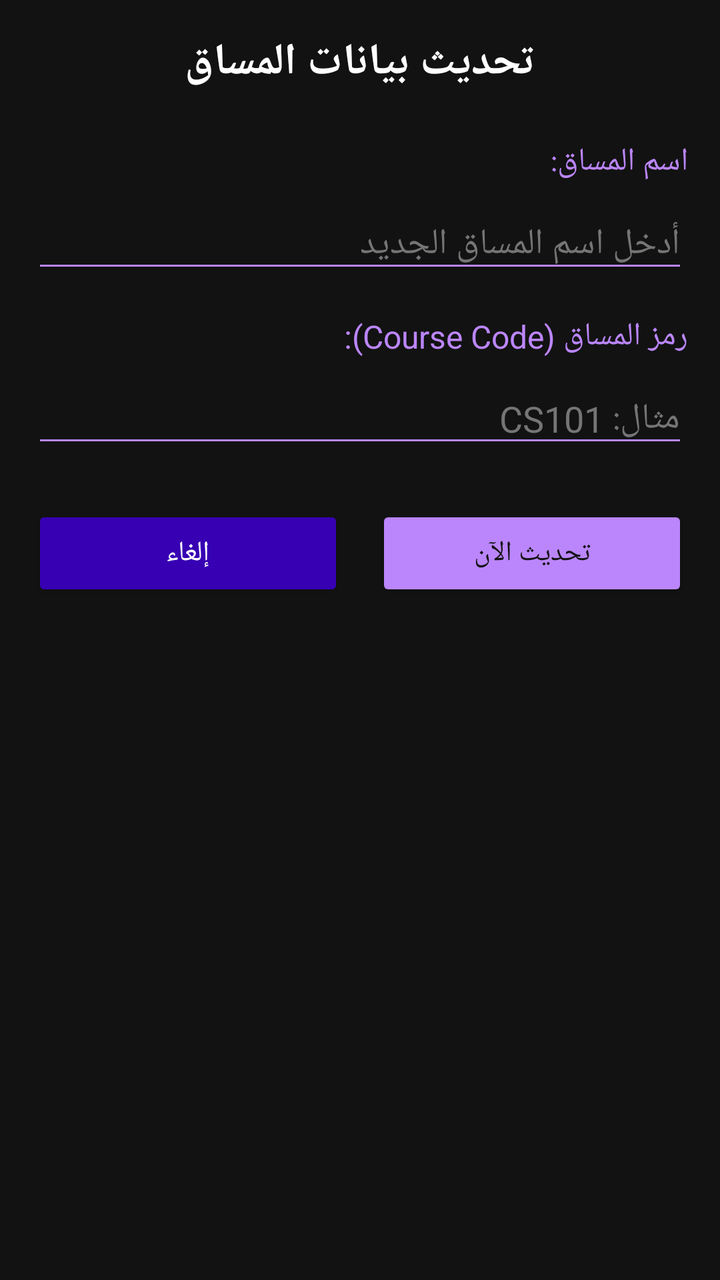
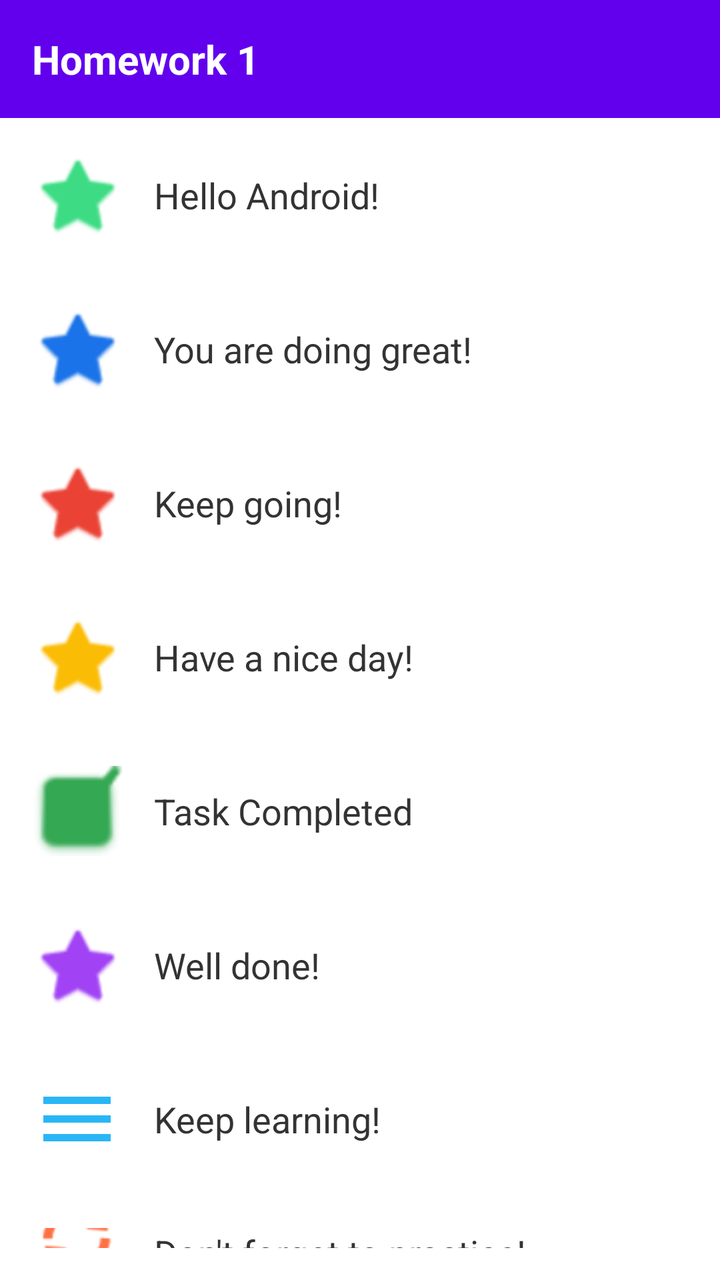

Compare the two renders of this Android layout. The source of the first and the diff that turns it into the second are given below.
<!-- AndroidManifest.xml: application theme Theme.MyApplication -->
<!-- res/layout/activity_main.xml -->
<?xml version="1.0" encoding="utf-8"?>
<LinearLayout xmlns:android="http://schemas.android.com/apk/res/android"
    xmlns:tools="http://schemas.android.com/tools"
    android:layout_width="match_parent"
    android:layout_height="match_parent"
    android:orientation="vertical"
    android:padding="16dp"
    android:background="#121212"
    tools:context=".MainActivity">

    <TextView
        android:id="@+id/tvCourseTitle"
        android:layout_width="match_parent"
        android:layout_height="wrap_content"
        android:text="تحديث بيانات المساق"
        android:textColor="#FFFFFF"
        android:textSize="22sp"
        android:textStyle="bold"
        android:gravity="center"
        android:layout_marginBottom="24dp"/>

    <TextView
        android:layout_width="match_parent"
        android:layout_height="wrap_content"
        android:text="اسم المساق:"
        android:textColor="#BB86FC"
        android:textSize="16sp"
        android:layout_marginBottom="8dp"/>

    <EditText
        android:id="@+id/etCourseName"
        android:layout_width="match_parent"
        android:layout_height="wrap_content"
        android:hint="أدخل اسم المساق الجديد"
        android:textColorHint="#757575"
        android:textColor="#FFFFFF"
        android:inputType="text"
        android:backgroundTint="#BB86FC"
        android:layout_marginBottom="16dp"/>

    <TextView
        android:layout_width="match_parent"
        android:layout_height="wrap_content"
        android:text="رمز المساق (Course Code):"
        android:textColor="#BB86FC"
        android:textSize="16sp"
        android:layout_marginBottom="8dp"/>

    <EditText
        android:id="@+id/etCourseCode"
        android:layout_width="match_parent"
        android:layout_height="wrap_content"
        android:hint="مثال: CS101"
        android:textColorHint="#757575"
        android:textColor="#FFFFFF"
        android:inputType="textCapCharacters"
        android:backgroundTint="#BB86FC"
        android:layout_marginBottom="24dp"/>

    <LinearLayout
        android:layout_width="match_parent"
        android:layout_height="wrap_content"
        android:orientation="horizontal"
        android:weightSum="2">

        <Button
            android:id="@+id/btnCancel"
            android:layout_width="0dp"
            android:layout_height="wrap_content"
            android:layout_weight="1"
            android:text="إلغاء"
            android:textColor="#FFFFFF"
            android:backgroundTint="#3700B3"
            android:layout_marginEnd="8dp"/>

        <Button
            android:id="@+id/btnUpdate"
            android:layout_width="0dp"
            android:layout_height="wrap_content"
            android:layout_weight="1"
            android:text="تحديث الآن"
            android:textColor="#121212"
            android:backgroundTint="#BB86FC"
            android:layout_marginStart="8dp"/>

    </LinearLayout>

</LinearLayout>
<!-- resources referenced by this layout -->
<resources>
  <style name="Theme.MyApplication" parent="Base.Theme.MyApplication" />
  <style name="Base.Theme.MyApplication" parent="Theme.Material3.DayNight.NoActionBar">
          
          
      </style>
</resources>

<!-- the commit's change to res/layout/activity_main.xml (unified diff, before → after) -->
@@ -4,85 +4,199 @@
     android:layout_width="match_parent"
     android:layout_height="match_parent"
     android:orientation="vertical"
-    android:padding="16dp"
-    android:background="#121212"
+    android:background="#FFFFFF"
     tools:context=".MainActivity">
 
-    <TextView
-        android:id="@+id/tvCourseTitle"
-        android:layout_width="match_parent"
-        android:layout_height="wrap_content"
-        android:text="تحديث بيانات المساق"
-        android:textColor="#FFFFFF"
-        android:textSize="22sp"
-        android:textStyle="bold"
-        android:gravity="center"
-        android:layout_marginBottom="24dp"/>
-
-    <TextView
-        android:layout_width="match_parent"
-        android:layout_height="wrap_content"
-        android:text="اسم المساق:"
-        android:textColor="#BB86FC"
-        android:textSize="16sp"
-        android:layout_marginBottom="8dp"/>
-
-    <EditText
-        android:id="@+id/etCourseName"
-        android:layout_width="match_parent"
-        android:layout_height="wrap_content"
-        android:hint="أدخل اسم المساق الجديد"
-        android:textColorHint="#757575"
-        android:textColor="#FFFFFF"
-        android:inputType="text"
-        android:backgroundTint="#BB86FC"
-        android:layout_marginBottom="16dp"/>
-
-    <TextView
-        android:layout_width="match_parent"
-        android:layout_height="wrap_content"
-        android:text="رمز المساق (Course Code):"
-        android:textColor="#BB86FC"
-        android:textSize="16sp"
-        android:layout_marginBottom="8dp"/>
-
-    <EditText
-        android:id="@+id/etCourseCode"
-        android:layout_width="match_parent"
-        android:layout_height="wrap_content"
-        android:hint="مثال: CS101"
-        android:textColorHint="#757575"
-        android:textColor="#FFFFFF"
-        android:inputType="textCapCharacters"
-        android:backgroundTint="#BB86FC"
-        android:layout_marginBottom="24dp"/>
-
-    <LinearLayout
-        android:layout_width="match_parent"
-        android:layout_height="wrap_content"
-        android:orientation="horizontal"
-        android:weightSum="2">
-
-        <Button
-            android:id="@+id/btnCancel"
-            android:layout_width="0dp"
-            android:layout_height="wrap_content"
-            android:layout_weight="1"
-            android:text="إلغاء"
+    <LinearLayout
+        android:layout_width="match_parent"
+        android:layout_height="wrap_content"
+        android:background="#6200EE"
+        android:padding="16dp"
+        android:orientation="horizontal">
+
+        <TextView
+            android:layout_width="wrap_content"
+            android:layout_height="wrap_content"
+            android:text="Homework 1"
             android:textColor="#FFFFFF"
-            android:backgroundTint="#3700B3"
-            android:layout_marginEnd="8dp"/>
-
-        <Button
-            android:id="@+id/btnUpdate"
-            android:layout_width="0dp"
-            android:layout_height="wrap_content"
-            android:layout_weight="1"
-            android:text="تحديث الآن"
-            android:textColor="#121212"
-            android:backgroundTint="#BB86FC"
-            android:layout_marginStart="8dp"/>
-
+            android:textSize="20sp"
+            android:textStyle="bold" />
+    </LinearLayout>
+
+    <LinearLayout
+        android:layout_width="match_parent"
+        android:layout_height="wrap_content"
+        android:orientation="horizontal"
+        android:gravity="center_vertical"
+        android:padding="16dp">
+
+        <ImageView
+            android:layout_width="45dp"
+            android:layout_height="45dp"
+            android:src="@android:drawable/btn_star_big_on"
+            android:tint="#3DDC84"
+            android:layout_marginEnd="16dp" />
+
+        <TextView
+            android:layout_width="wrap_content"
+            android:layout_height="wrap_content"
+            android:text="Hello Android!"
+            android:textColor="#333333"
+            android:textSize="18sp" />
+    </LinearLayout>
+
+    <LinearLayout
+        android:layout_width="match_parent"
+        android:layout_height="wrap_content"
+        android:orientation="horizontal"
+        android:gravity="center_vertical"
+        android:padding="16dp">
+
+        <ImageView
+            android:layout_width="45dp"
+            android:layout_height="45dp"
+            android:src="@android:drawable/btn_star_big_on"
+            android:tint="#1a73e8"
+            android:layout_marginEnd="16dp" />
+
+        <TextView
+            android:layout_width="wrap_content"
+            android:layout_height="wrap_content"
+            android:text="You are doing great!"
+            android:textColor="#333333"
+            android:textSize="18sp" />
+    </LinearLayout>
+
+    <LinearLayout
+        android:layout_width="match_parent"
+        android:layout_height="wrap_content"
+        android:orientation="horizontal"
+        android:gravity="center_vertical"
+        android:padding="16dp">
+
+        <ImageView
+            android:layout_width="45dp"
+            android:layout_height="45dp"
+            android:src="@android:drawable/btn_star_big_on"
+            android:tint="#EA4335"
+            android:layout_marginEnd="16dp" />
+
+        <TextView
+            android:layout_width="wrap_content"
+            android:layout_height="wrap_content"
+            android:text="Keep going!"
+            android:textColor="#333333"
+            android:textSize="18sp" />
+    </LinearLayout>
+
+    <LinearLayout
+        android:layout_width="match_parent"
+        android:layout_height="wrap_content"
+        android:orientation="horizontal"
+        android:gravity="center_vertical"
+        android:padding="16dp">
+
+        <ImageView
+            android:layout_width="45dp"
+            android:layout_height="45dp"
+            android:src="@android:drawable/btn_star_big_on"
+            android:tint="#FBBC05"
+            android:layout_marginEnd="16dp" />
+
+        <TextView
+            android:layout_width="wrap_content"
+            android:layout_height="wrap_content"
+            android:text="Have a nice day!"
+            android:textColor="#333333"
+            android:textSize="18sp" />
+    </LinearLayout>
+
+    <LinearLayout
+        android:layout_width="match_parent"
+        android:layout_height="wrap_content"
+        android:orientation="horizontal"
+        android:gravity="center_vertical"
+        android:padding="16dp">
+
+        <ImageView
+            android:layout_width="45dp"
+            android:layout_height="45dp"
+            android:src="@android:drawable/checkbox_on_background"
+            android:tint="#34A853"
+            android:layout_marginEnd="16dp" />
+
+        <TextView
+            android:layout_width="wrap_content"
+            android:layout_height="wrap_content"
+            android:text="Task Completed"
+            android:textColor="#333333"
+            android:textSize="18sp" />
+    </LinearLayout>
+
+    <LinearLayout
+        android:layout_width="match_parent"
+        android:layout_height="wrap_content"
+        android:orientation="horizontal"
+        android:gravity="center_vertical"
+        android:padding="16dp">
+
+        <ImageView
+            android:layout_width="45dp"
+            android:layout_height="45dp"
+            android:src="@android:drawable/btn_star_big_on"
+            android:tint="#A142F4"
+            android:layout_marginEnd="16dp" />
+
+        <TextView
+            android:layout_width="wrap_content"
+            android:layout_height="wrap_content"
+            android:text="Well done!"
+            android:textColor="#333333"
+            android:textSize="18sp" />
+    </LinearLayout>
+
+    <LinearLayout
+        android:layout_width="match_parent"
+        android:layout_height="wrap_content"
+        android:orientation="horizontal"
+        android:gravity="center_vertical"
+        android:padding="16dp">
+
+        <ImageView
+            android:layout_width="45dp"
+            android:layout_height="45dp"
+            android:src="@android:drawable/ic_menu"
+            android:tint="#29B6F6"
+            android:layout_marginEnd="16dp" />
+
+        <TextView
+            android:layout_width="wrap_content"
+            android:layout_height="wrap_content"
+            android:text="Keep learning!"
+            android:textColor="#333333"
+            android:textSize="18sp" />
+    </LinearLayout>
+
+    <LinearLayout
+        android:layout_width="match_parent"
+        android:layout_height="wrap_content"
+        android:orientation="horizontal"
+        android:gravity="center_vertical"
+        android:padding="16dp">
+
+        <ImageView
+            android:layout_width="45dp"
+            android:layout_height="45dp"
+            android:src="@android:drawable/ic_popup_sync"
+            android:tint="#FF7043"
+            android:layout_marginEnd="16dp" />
+
+        <TextView
+            android:layout_width="wrap_content"
+            android:layout_height="wrap_content"
+            android:text="Don't forget to practice!"
+            android:textColor="#333333"
+            android:textSize="18sp" />
     </LinearLayout>
 
 </LinearLayout>
